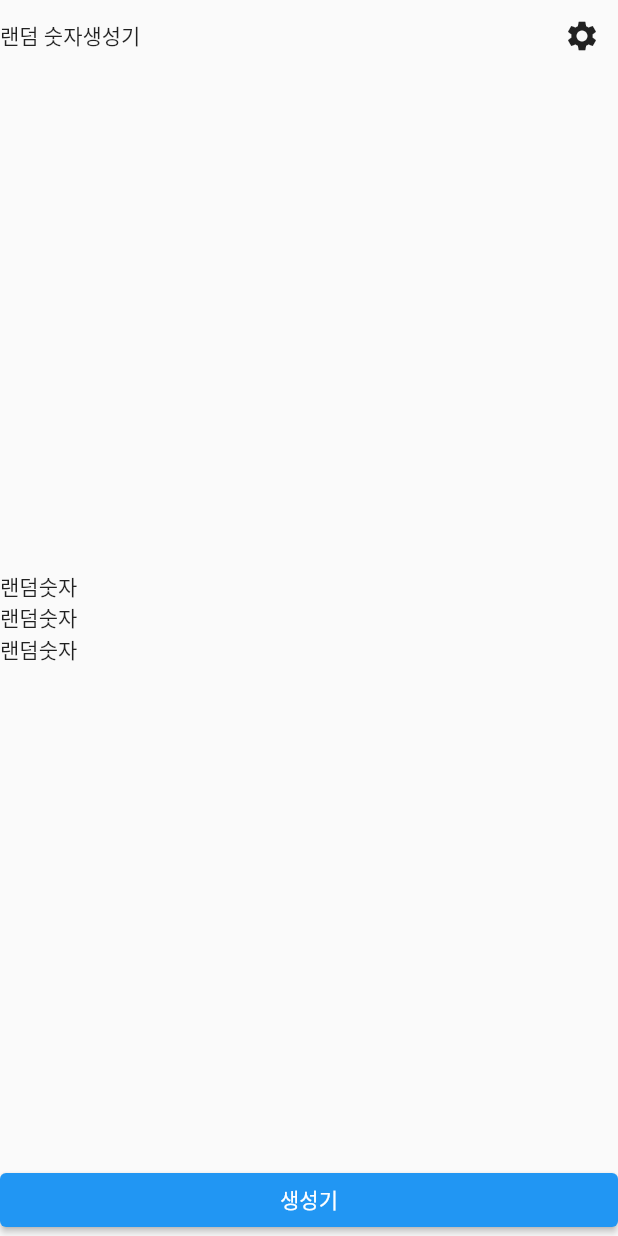
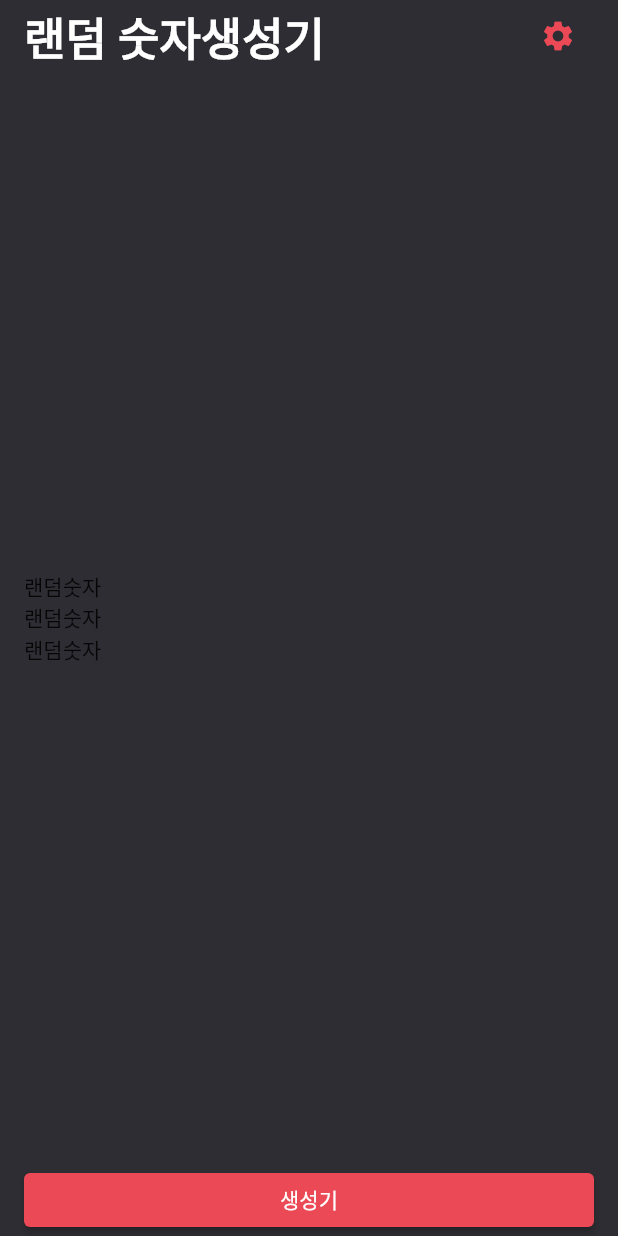
Before and after one commit to yohanpro/flutter_projects, a Flutter app: the screen it shows after launch, on a phone screen of 412 x 824 dp. Run offline on Flutter 3.47's test engine with Material 2 defaults, Android fonts, the phone set to English and light mode, and no system bars; our stand-ins replace webview_flutter.

Commit message:
디자인 적용하기

```diff
--- /dev/null
+++ b/random_number_gen/lib/constants/color.dart
@@ -0,0 +1,5 @@
+import 'package:flutter/material.dart';
+
+const Color PRIMARY_COLOR = Color(0xFF2D2D33);
+const Color RED_COLOR = Color(0xFFEA4955);
+const Color BLUE_COLOR = Color(0xFF549FBF);
--- a/random_number_gen/lib/screen/home_screen.dart
+++ b/random_number_gen/lib/screen/home_screen.dart
@@ -1,4 +1,5 @@
 import 'package:flutter/material.dart';
+import 'package:random_number_gen/constants/color.dart';
 
 class HomeScreen extends StatefulWidget {
   const HomeScreen({Key? key}) : super(key: key);
@@ -11,15 +12,31 @@ class _HomeScreenState extends State<HomeScreen> {
   @override
   Widget build(BuildContext context) {
     return Scaffold(
+      backgroundColor: PRIMARY_COLOR,
       body: SafeArea(
+        child: Padding(
+          padding: const EdgeInsets.symmetric(
+            horizontal: 16.0,
+          ),
           child: Column(
             crossAxisAlignment: CrossAxisAlignment.start,
             children: [
               Row(
                 mainAxisAlignment: MainAxisAlignment.spaceBetween,
                 children: [
-                const Text('랜덤 숫자생성기'),
-                IconButton(onPressed: () {}, icon: const Icon(Icons.settings))
+                  const Text(
+                    '랜덤 숫자생성기',
+                    style: TextStyle(
+                        color: Colors.white,
+                        fontSize: 30.0,
+                        fontWeight: FontWeight.w700),
+                  ),
+                  IconButton(
+                      onPressed: () {},
+                      icon: const Icon(
+                        Icons.settings,
+                        color: RED_COLOR,
+                      ))
                 ],
               ),
               Expanded(
@@ -33,8 +50,15 @@ class _HomeScreenState extends State<HomeScreen> {
               )),
               SizedBox(
                   width: double.infinity,
-                child: ElevatedButton(onPressed: () {}, child: Text('생성기')))
+                  // elevateButton to set color
+                  child: ElevatedButton(
+                      style: ElevatedButton.styleFrom(
+                        backgroundColor: RED_COLOR,
+                      ),
+                      onPressed: () {},
+                      child: const Text('생성기')))
             ],
+          ),
         ),
       ),
     );
```
Lines whose indentation alone changed are shown as unchanged.
